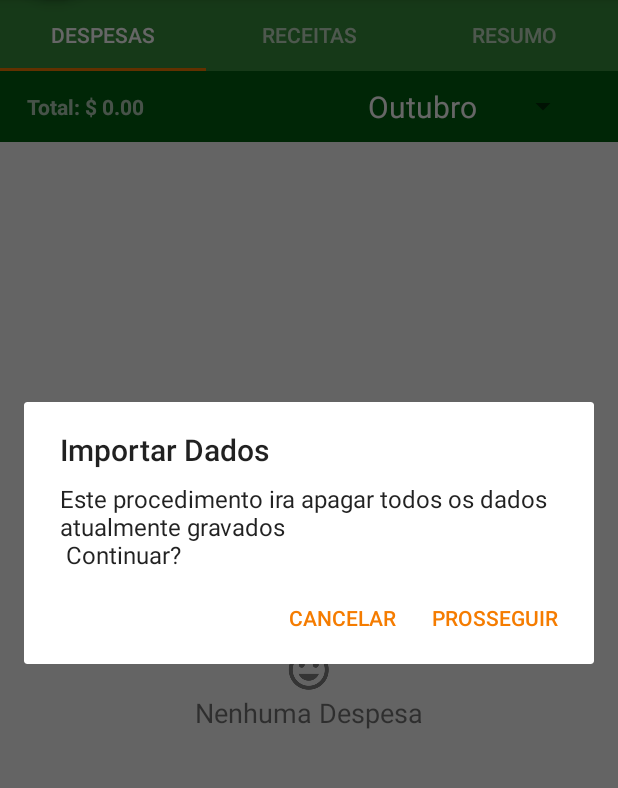
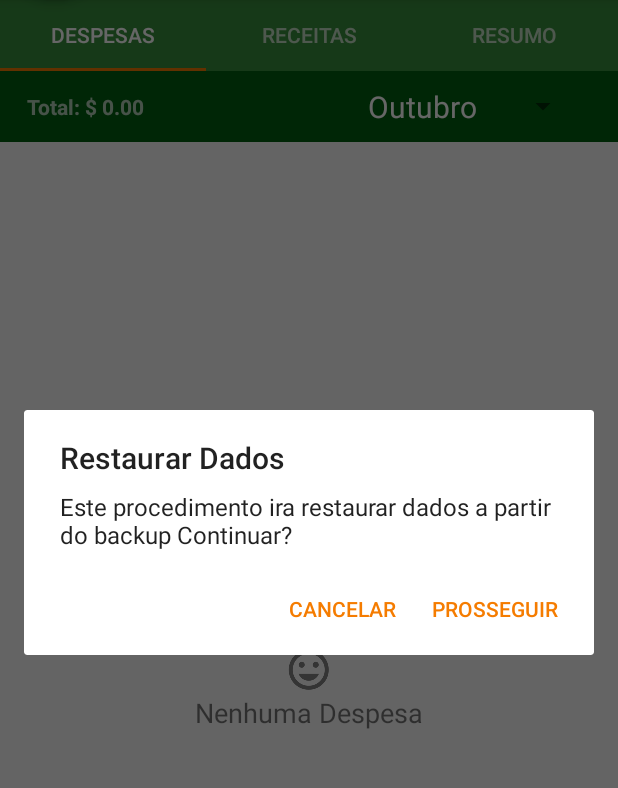
Before and after one commit to adilson-utiama/financasok, an Android app: the screen it shows after launch (MainActivity), after a tap on "Restaturar", on a phone screen of 412 x 824 dp, the part 85-873 px from its top. Run offline under Robolectric (Android 15) with nearby library versions, the phone set to English and light mode, and no system bars; our stand-ins replace AdMob; libraries missing offline, so code that uses them is left out: com.github.clans.fab, com.github.mikephil.charting; plain views replace FloatingActionButton, FloatingActionMenu; Roboto replaces fonts that are not available here; 6 statements that could not run were skipped; 1 other tap on this screen came first.

Commit message:
Limpeza no codigo

```diff
--- a/app/src/main/java/com/asuprojects/walletok/MainActivity.java
+++ b/app/src/main/java/com/asuprojects/walletok/MainActivity.java
@@ -57,32 +57,23 @@ import java.io.IOException;
 public class MainActivity extends AppCompatActivity
         implements NavigationView.OnNavigationItemSelectedListener{
 
-
     private static final int LOAD_FILE = 200;
     private static final int WRITE_FILE = 100;
-    private ViewPager viewPager;
 
     private DrawerLayout drawerLayout;
-    private NavigationView navigationView;
+    private Toolbar toolbar;
 
     private LinearLayoutCompat container;
     private AdView mAdView;
-
-    private TabAdapter abasAdapter;
-
-    private Toolbar toolbar;
 
     @Override
     protected void onCreate(Bundle savedInstanceState) {
         super.onCreate(savedInstanceState);
         setContentView(R.layout.activity_main);
 
-        toolbar =  findViewById(R.id.toolbar);
-        setSupportActionBar(toolbar);
-        getSupportActionBar().setTitle("WalletOk");
+        configuraToolbar();
 
         container = findViewById(R.id.linearLayoutCompat);
-
         configuraAdView();
 
         if(isConected()){
@@ -91,34 +82,13 @@ public class MainActivity extends AppCompatActivity
             container.removeView(mAdView);
         }
 
+        configuraNavigationDrawer();
+        montaEstruturaDeAbas();
+        configuraFabButton();
 
-        drawerLayout = findViewById(R.id.drawerLayout);
-        ActionBarDrawerToggle toggle =
-                new ActionBarDrawerToggle(this,
-                        drawerLayout, toolbar,
-                        R.string.open_drawer, R.string.close_drawer);
+    }
 
-        drawerLayout.addDrawerListener(toggle);
-        toggle.syncState();
-        navigationView = findViewById(R.id.navigationView);
-        navigationView.setNavigationItemSelectedListener(this);
-
-        DespesasFragment despesasFragment = new DespesasFragment();
-        ReceitasFragment receitasFragment = new ReceitasFragment();
-        ResumoFragment resumoFragment = new ResumoFragment();
-
-        abasAdapter = new TabAdapter(getSupportFragmentManager());
-        abasAdapter.adicionar(despesasFragment, "Despesas");
-        abasAdapter.adicionar(receitasFragment, "Receitas");
-        abasAdapter.adicionar(resumoFragment, "Resumo");
-
-
-        viewPager = findViewById(R.id.viewPager);
-        viewPager.setAdapter(abasAdapter);
-
-        TabLayout tabLayout = findViewById(R.id.tabLayout);
-        tabLayout.setupWithViewPager(viewPager);
-
+    private void configuraFabButton() {
         FloatingActionMenu fabMenu =  findViewById(R.id.fab_menu);
         fabMenu.setClosedOnTouchOutside(true);
 
@@ -138,12 +108,42 @@ public class MainActivity extends AppCompatActivity
                 startActivity(intent);
             }
         });
+    }
 
+    private void montaEstruturaDeAbas() {
+        TabAdapter abasAdapter = new TabAdapter(getSupportFragmentManager());
+        abasAdapter.adicionar(new DespesasFragment(), getString(R.string.aba_titulo_despesas));
+        abasAdapter.adicionar(new ReceitasFragment(), getString(R.string.aba_titulo_receitas));
+        abasAdapter.adicionar(new ResumoFragment(), getString(R.string.aba_titulo_resumo));
+
+        ViewPager viewPager = findViewById(R.id.viewPager);
+        viewPager.setAdapter(abasAdapter);
+
+        TabLayout tabLayout = findViewById(R.id.tabLayout);
+        tabLayout.setupWithViewPager(viewPager);
+    }
+
+    private void configuraNavigationDrawer() {
+        drawerLayout = findViewById(R.id.drawerLayout);
+        ActionBarDrawerToggle toggle =
+                new ActionBarDrawerToggle(this,
+                        drawerLayout, toolbar,
+                        R.string.open_drawer, R.string.close_drawer);
+
+        drawerLayout.addDrawerListener(toggle);
+        toggle.syncState();
+        NavigationView navigationView = findViewById(R.id.navigationView);
+        navigationView.setNavigationItemSelectedListener(this);
+    }
+
+    private void configuraToolbar() {
+        toolbar = findViewById(R.id.toolbar);
+        setSupportActionBar(toolbar);
+        getSupportActionBar().setTitle(R.string.app_name);
     }
 
     @Override
     public void onPause() {
-        Log.i("CYCLE", "onPause: ");
         if (mAdView != null) {
             if(!isConected()){
                 container.removeView(mAdView);
@@ -157,7 +157,6 @@ public class MainActivity extends AppCompatActivity
     }
     @Override
     public void onResume() {
-        Log.i("CYCLE", "onResume: ");
         if (mAdView != null) {
             if(!isConected()){
                 container.removeView(mAdView);
@@ -224,8 +223,8 @@ public class MainActivity extends AppCompatActivity
 
     private void mostrarDialogSair() {
         AlertDialog.Builder dialogSair = new AlertDialog.Builder(this);
-        dialogSair.setMessage("Deseja sair/deslogar do App?")
-                .setPositiveButton("SIM", new DialogInterface.OnClickListener() {
+        dialogSair.setMessage(R.string.msg_sair_do_app)
+                .setPositiveButton(getString(R.string.opcao_sim), new DialogInterface.OnClickListener() {
                     @Override
                     public void onClick(DialogInterface dialog, int which) {
                         SharedPreferences pref = PreferenceManager
@@ -237,7 +236,7 @@ public class MainActivity extends AppCompatActivity
                         finishAffinity();
                     }
                 })
-                .setNegativeButton("NÂO", null)
+                .setNegativeButton(getString(R.string.opcao_nao), null)
                 .show();
     }
 
@@ -248,7 +247,6 @@ public class MainActivity extends AppCompatActivity
         } else {
             super.onBackPressed();
         }
-        Log.i("CYCLE", "onDestroy: ");
         if (mAdView != null) {
             container.removeView(mAdView);
             mAdView.destroy();
@@ -318,9 +316,9 @@ public class MainActivity extends AppCompatActivity
 
     private void mostrarDialogBackup() {
         AlertDialog.Builder dialog = new AlertDialog.Builder(this);
-        dialog.setTitle("Backup")
-                .setMessage("Este procedimento ira realizar backup dos dados.\nContinuar?")
-                .setPositiveButton("Prosseguir", new DialogInterface.OnClickListener() {
+        dialog.setTitle(R.string.dialog_titulo_backup)
+                .setMessage(getString(R.string.dialog_msg_backup))
+                .setPositiveButton(getString(R.string.opcao_prosseguir), new DialogInterface.OnClickListener() {
 
                     String caminhoArquivo = null;
 
@@ -330,23 +328,23 @@ public class MainActivity extends AppCompatActivity
                             caminhoArquivo = new FileService().realizarBackup(MainActivity.this);
                         } catch (IOException e) {
                             e.printStackTrace();
-                            Toast.makeText(MainActivity.this, "Erro ao realizar o Backup", Toast.LENGTH_LONG).show();
+                            Toast.makeText(MainActivity.this, R.string.msg_erro_backup, Toast.LENGTH_LONG).show();
                         }
 
                         Toast.makeText(MainActivity.this,
-                                "Backup Realizado com Sucesso!\nSalvo em: " + caminhoArquivo,
+                                getString(R.string.msg_sucesso_backup) + caminhoArquivo,
                                 Toast.LENGTH_LONG).show();
                     }
                 })
-                .setNegativeButton("Cancelar", null)
+                .setNegativeButton(getString(R.string.opcao_cancelar), null)
                 .show();
     }
 
     private void mostrarDialogRestaurarDados() {
         AlertDialog.Builder dialog = new AlertDialog.Builder(this);
-        dialog.setTitle("Importar Dados")
-                .setMessage("Este procedimento ira apagar todos os dados atualmente gravados\n Continuar?")
-                .setPositiveButton("Prosseguir", new DialogInterface.OnClickListener() {
+        dialog.setTitle(R.string.dialog_titulo_restaurar)
+                .setMessage(getString(R.string.dialog_msg_restaurar))
+                .setPositiveButton(getString(R.string.opcao_prosseguir), new DialogInterface.OnClickListener() {
                     @Override
                     public void onClick(DialogInterface dialog, int which) {
                         Intent intent = new Intent(Intent.ACTION_GET_CONTENT);
@@ -354,11 +352,11 @@ public class MainActivity extends AppCompatActivity
                         intent.setType("application/octet-stream");
 
                         if(intent.resolveActivity(getPackageManager()) != null){
-                            startActivityForResult(Intent.createChooser(intent, "Selecione o Arquivo"), LOAD_FILE);
+                            startActivityForResult(Intent.createChooser(intent, getString(R.string.intent_chooser_sel_file)), LOAD_FILE);
                         }
                     }
                 })
-                .setNegativeButton("Cancelar", null)
+                .setNegativeButton(getString(R.string.opcao_cancelar), null)
                 .show();
     }
 
@@ -388,9 +386,9 @@ public class MainActivity extends AppCompatActivity
         final RadioGroup formatos = view.findViewById(R.id.radioGroup);
 
         AlertDialog.Builder dialog = new AlertDialog.Builder(this);
-        dialog.setTitle("Exportar dados")
+        dialog.setTitle(R.string.dialog_titulo_exportar)
                 .setView(view)
-                .setPositiveButton("EXPORTAR", new DialogInterface.OnClickListener() {
+                .setPositiveButton(getString(R.string.opcao_exportar), new DialogInterface.OnClickListener() {
                     @Override
                     public void onClick(DialogInterface dialog, int which) {
                         FileService util = new FileService();
@@ -406,13 +404,13 @@ public class MainActivity extends AppCompatActivity
                                 ext = Extensao.JSON;
                             }
                             util.exportarDados(arquivo, ext, MainActivity.this);
-                            Toast.makeText(MainActivity.this, "Dados exportados realizado com Sucesso! \n" + arquivo, Toast.LENGTH_LONG).show();
+                            Toast.makeText(MainActivity.this, getString(R.string.msg_sucesso_exportar) + arquivo, Toast.LENGTH_LONG).show();
                         } catch (IOException e) {
                             e.printStackTrace();
                         }
                       }
                 })
-                .setNegativeButton("CANCELAR", null).show();
+                .setNegativeButton(getString(R.string.opcao_cancelar), null).show();
     }
 
     @Override
@@ -422,7 +420,7 @@ public class MainActivity extends AppCompatActivity
                 Uri dataUri = data.getData();
                 boolean result = new FileService().restaurarDados(MainActivity.this, dataUri);
                 if(result){
-                    Toast.makeText(this, "Dados restaurados com Sucesso!", Toast.LENGTH_SHORT).show();
+                    Toast.makeText(this, getString(R.string.msg_sucesso_exportar), Toast.LENGTH_SHORT).show();
                 }
             }
         }
--- a/app/src/main/res/layout/content_main.xml
+++ b/app/src/main/res/layout/content_main.xml
@@ -68,7 +68,7 @@
         android:layout_width="match_parent"
         android:layout_height="match_parent"
         android:layout_alignParentBottom="true"
-        android:layout_alignParentRight="true"
+        android:layout_alignParentEnd="true"
         android:paddingBottom="10dp"
         android:paddingLeft="10dp"
         android:paddingRight="10dp"
--- a/app/src/main/res/layout/dialog_pergunta_secreta_view.xml
+++ b/app/src/main/res/layout/dialog_pergunta_secreta_view.xml
@@ -28,7 +28,7 @@
         android:layout_marginEnd="16dp"
         android:layout_marginStart="16dp"
         android:layout_marginTop="24dp"
-        android:hint="Digite a Resposta"
+        android:hint="@string/hint_digite_a_resposta"
         android:inputType="text"
         android:padding="10dp"
         app:layout_constraintBottom_toBottomOf="parent"
--- a/app/src/main/res/layout/navigation_header.xml
+++ b/app/src/main/res/layout/navigation_header.xml
@@ -17,7 +17,7 @@
     <TextView
         android:layout_width="wrap_content"
         android:layout_height="wrap_content"
-        android:text="ASU Projects"
+        android:text="@string/company_name"
         android:textAppearance="@style/TextAppearance.AppCompat.Body1"
         android:layout_marginTop="8dp" />
 
@@ -25,6 +25,6 @@
         android:layout_width="wrap_content"
         android:layout_height="wrap_content"
         android:layout_marginTop="8dp"
-        android:text="adilson@gmail.com" />
+        android:text="@string/dev_email" />
 
 </LinearLayout>
--- a/app/src/main/res/values/strings.xml
+++ b/app/src/main/res/values/strings.xml
@@ -66,4 +66,27 @@
     <string name="despesa_total_zero">Despesa Total: R$ 0,00</string>
     <string name="despesa_total_label">Despesa Total:</string>
     <string name="valor_disponivel_label">Disponivel:</string>
+    <string name="hint_digite_a_resposta">Digite a Resposta</string>
+    <string name="dev_email">adilson@gmail.com</string>
+    <string name="company_name">ASU Projects</string>
+    <string name="selecao_formato_arquivo">Selecione formato do arquivo</string>
+    <string name="digite_nome_do_arquivo">Digite nome do arquivo</string>
+    <string name="csv_format">.CSV</string>
+    <string name="json_format">.JSON</string>
+    <string name="aba_titulo_despesas">Despesas</string>
+    <string name="aba_titulo_receitas">Receitas</string>
+    <string name="aba_titulo_resumo">Resumo</string>
+    <string name="msg_sair_do_app">Deseja sair/deslogar do App?</string>
+    <string name="dialog_titulo_backup">Backup</string>
+    <string name="dialog_msg_backup">Este procedimento ira realizar backup dos dados. Continuar?</string>
+    <string name="opcao_prosseguir">Prosseguir</string>
+    <string name="msg_erro_backup">Erro ao realizar o Backup</string>
+    <string name="msg_sucesso_backup">Backup Realizado com Sucesso! Salvo em:</string>
+    <string name="opcao_cancelar">Cancelar</string>
+    <string name="dialog_titulo_restaurar">Restaurar Dados</string>
+    <string name="dialog_msg_restaurar">Este procedimento ira restaurar dados a partir do backup  Continuar?</string>
+    <string name="intent_chooser_sel_file">Selecione o Arquivo</string>
+    <string name="dialog_titulo_exportar">Exportar dados</string>
+    <string name="opcao_exportar">EXPORTAR</string>
+    <string name="msg_sucesso_exportar">Dados exportados com Sucesso!</string>
 </resources>
```
Also changed, not shown: app/src/main/res/layout/view_exportar_dados_dialog.xml (+4 -4 lines).
